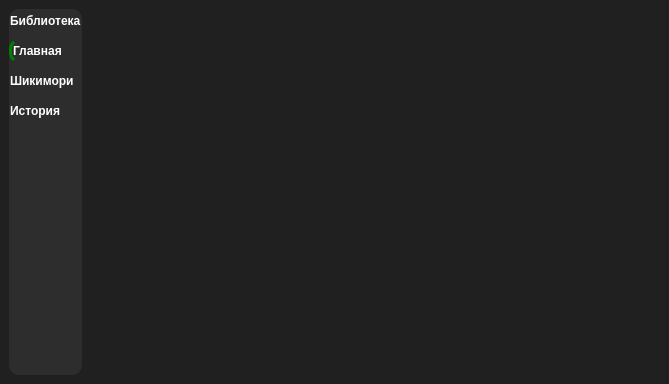
First picture: the form in data/ui/mainWindow.ui, repository brandonzorn/Nlight, before the edit.
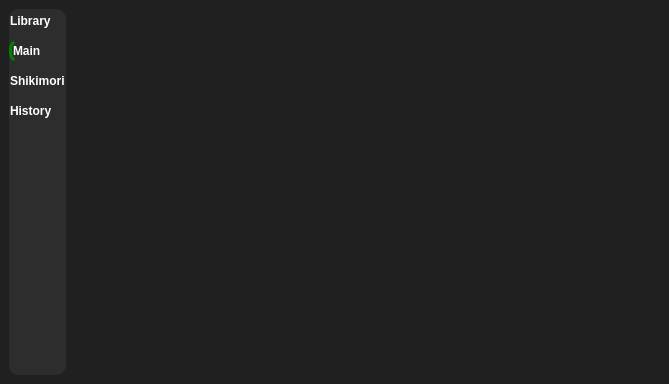
Second picture: the form after the edit. Icons and pictures are not drawn.

What changed in the file:
```diff
--- a/data/ui/mainWindow.ui
+++ b/data/ui/mainWindow.ui
@@ -98,7 +98,7 @@
              <string notr="true"/>
             </property>
             <property name="text">
-             <string>Библиотека</string>
+             <string>Library</string>
             </property>
             <property name="icon">
              <iconset resource="../../desu_res.qrc">
@@ -131,7 +131,7 @@
              <string notr="true"/>
             </property>
             <property name="text">
-             <string>Главная</string>
+             <string>Main</string>
             </property>
             <property name="icon">
              <iconset resource="../../desu_res.qrc">
@@ -167,7 +167,7 @@
              <string notr="true"/>
             </property>
             <property name="text">
-             <string>Шикимори</string>
+             <string>Shikimori</string>
             </property>
             <property name="icon">
              <iconset resource="../../desu_res.qrc">
@@ -199,7 +199,7 @@
              <string notr="true"/>
             </property>
             <property name="text">
-             <string>История</string>
+             <string>History</string>
             </property>
             <property name="icon">
              <iconset resource="../../desu_res.qrc">
@@ -248,9 +248,201 @@
       </property>
       <property name="palette">
        <palette>
-        <active/>
-        <inactive/>
-        <disabled/>
+        <active>
+         <colorrole role="WindowText">
+          <brush brushstyle="SolidPattern">
+           <color alpha="255">
+            <red>255</red>
+            <green>255</green>
+            <blue>255</blue>
+           </color>
+          </brush>
+         </colorrole>
+         <colorrole role="Button">
+          <brush brushstyle="SolidPattern">
+           <color alpha="255">
+            <red>32</red>
+            <green>32</green>
+            <blue>32</blue>
+           </color>
+          </brush>
+         </colorrole>
+         <colorrole role="Text">
+          <brush brushstyle="SolidPattern">
+           <color alpha="255">
+            <red>255</red>
+            <green>255</green>
+            <blue>255</blue>
+           </color>
+          </brush>
+         </colorrole>
+         <colorrole role="ButtonText">
+          <brush brushstyle="SolidPattern">
+           <color alpha="255">
+            <red>255</red>
+            <green>255</green>
+            <blue>255</blue>
+           </color>
+          </brush>
+         </colorrole>
+         <colorrole role="Base">
+          <brush brushstyle="SolidPattern">
+           <color alpha="255">
+            <red>32</red>
+            <green>32</green>
+            <blue>32</blue>
+           </color>
+          </brush>
+         </colorrole>
+         <colorrole role="Window">
+          <brush brushstyle="SolidPattern">
+           <color alpha="255">
+            <red>32</red>
+            <green>32</green>
+            <blue>32</blue>
+           </color>
+          </brush>
+         </colorrole>
+         <colorrole role="PlaceholderText">
+          <brush brushstyle="SolidPattern">
+           <color alpha="255">
+            <red>255</red>
+            <green>255</green>
+            <blue>255</blue>
+           </color>
+          </brush>
+         </colorrole>
+        </active>
+        <inactive>
+         <colorrole role="WindowText">
+          <brush brushstyle="SolidPattern">
+           <color alpha="255">
+            <red>255</red>
+            <green>255</green>
+            <blue>255</blue>
+           </color>
+          </brush>
+         </colorrole>
+         <colorrole role="Button">
+          <brush brushstyle="SolidPattern">
+           <color alpha="255">
+            <red>32</red>
+            <green>32</green>
+            <blue>32</blue>
+           </color>
+          </brush>
+         </colorrole>
+         <colorrole role="Text">
+          <brush brushstyle="SolidPattern">
+           <color alpha="255">
+            <red>255</red>
+            <green>255</green>
+            <blue>255</blue>
+           </color>
+          </brush>
+         </colorrole>
+         <colorrole role="ButtonText">
+          <brush brushstyle="SolidPattern">
+           <color alpha="255">
+            <red>255</red>
+            <green>255</green>
+            <blue>255</blue>
+           </color>
+          </brush>
+         </colorrole>
+         <colorrole role="Base">
+          <brush brushstyle="SolidPattern">
+           <color alpha="255">
+            <red>32</red>
+            <green>32</green>
+            <blue>32</blue>
+           </color>
+          </brush>
+         </colorrole>
+         <colorrole role="Window">
+          <brush brushstyle="SolidPattern">
+           <color alpha="255">
+            <red>32</red>
+            <green>32</green>
+            <blue>32</blue>
+           </color>
+          </brush>
+         </colorrole>
+         <colorrole role="PlaceholderText">
+          <brush brushstyle="SolidPattern">
+           <color alpha="255">
+            <red>255</red>
+            <green>255</green>
+            <blue>255</blue>
+           </color>
+          </brush>
+         </colorrole>
+        </inactive>
+        <disabled>
+         <colorrole role="WindowText">
+          <brush brushstyle="SolidPattern">
+           <color alpha="255">
+            <red>255</red>
+            <green>255</green>
+            <blue>255</blue>
+           </color>
+          </brush>
+         </colorrole>
+         <colorrole role="Button">
+          <brush brushstyle="SolidPattern">
+           <color alpha="255">
+            <red>32</red>
+            <green>32</green>
+            <blue>32</blue>
+           </color>
+          </brush>
+         </colorrole>
+         <colorrole role="Text">
+          <brush brushstyle="SolidPattern">
+           <color alpha="255">
+            <red>255</red>
+            <green>255</green>
+            <blue>255</blue>
+           </color>
+          </brush>
+         </colorrole>
+         <colorrole role="ButtonText">
+          <brush brushstyle="SolidPattern">
+           <color alpha="255">
+            <red>255</red>
+            <green>255</green>
+            <blue>255</blue>
+           </color>
+          </brush>
+         </colorrole>
+         <colorrole role="Base">
+          <brush brushstyle="SolidPattern">
+           <color alpha="255">
+            <red>32</red>
+            <green>32</green>
+            <blue>32</blue>
+           </color>
+          </brush>
+         </colorrole>
+         <colorrole role="Window">
+          <brush brushstyle="SolidPattern">
+           <color alpha="255">
+            <red>32</red>
+            <green>32</green>
+            <blue>32</blue>
+           </color>
+          </brush>
+         </colorrole>
+         <colorrole role="PlaceholderText">
+          <brush brushstyle="SolidPattern">
+           <color alpha="255">
+            <red>255</red>
+            <green>255</green>
+            <blue>255</blue>
+           </color>
+          </brush>
+         </colorrole>
+        </disabled>
        </palette>
       </property>
       <property name="styleSheet">
```
Left out of the diff: 8 changed lines with no effect on the pictures.
